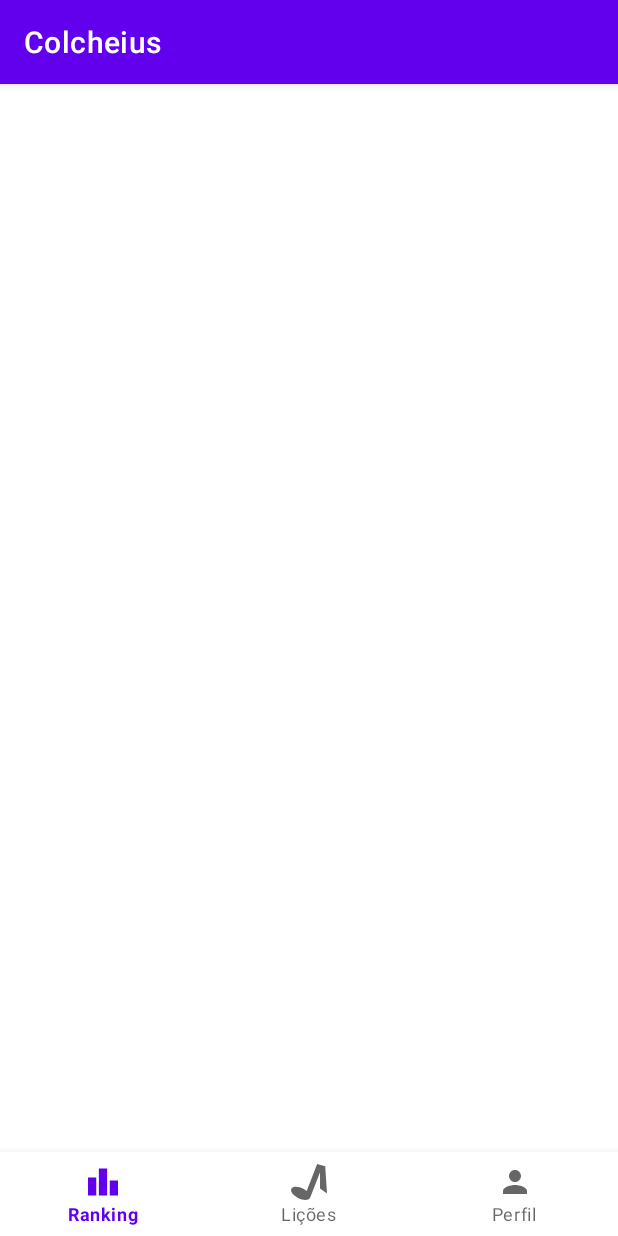
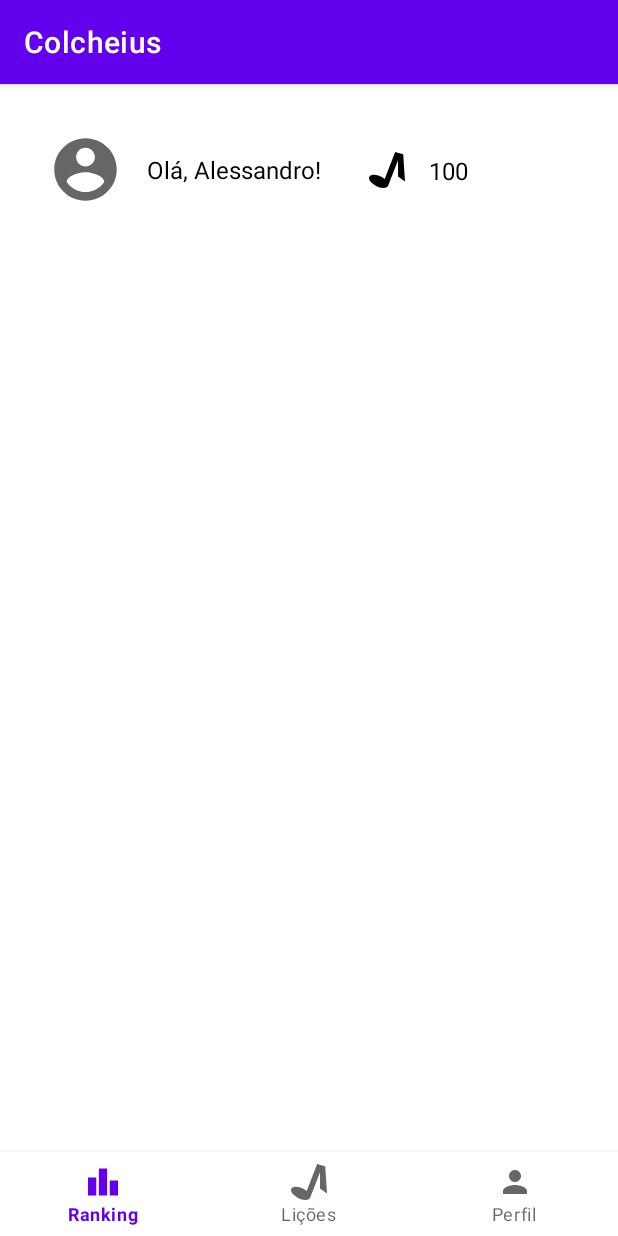
Before and after one commit to aledosreis/TCC-Colcheius, an Android app: the MainActivity screen opened directly, with no data from a screen before it, on a phone screen of 412 x 824 dp. Run offline under Robolectric (Android 15) with nearby library versions, the phone set to English and light mode, and no system bars.

Commit message:
criado tela de lições

```diff
--- a/app/build.gradle
+++ b/app/build.gradle
@@ -37,6 +37,7 @@ dependencies {
     implementation 'androidx.appcompat:appcompat:1.3.1'
     implementation 'com.google.android.material:material:1.4.0'
     implementation 'androidx.constraintlayout:constraintlayout:2.1.0'
+    implementation 'androidx.legacy:legacy-support-v4:1.0.0'
     testImplementation 'junit:junit:4.+'
     androidTestImplementation 'androidx.test.ext:junit:1.1.3'
     androidTestImplementation 'androidx.test.espresso:espresso-core:3.4.0'
--- /dev/null
+++ b/app/src/main/java/com/tcc/colcheius/LessonsFragment.kt
@@ -0,0 +1,55 @@
+package com.tcc.colcheius
+
+import android.os.Bundle
+import androidx.fragment.app.Fragment
+import android.view.LayoutInflater
+import android.view.View
+import android.view.ViewGroup
+// TODO: Rename parameter arguments, choose names that match
+// the fragment initialization parameters, e.g. ARG_ITEM_NUMBER
+private const val ARG_PARAM1 = "param1"
+private const val ARG_PARAM2 = "param2"
+
+/**
+ * A simple [Fragment] subclass.
+ * Use the [LessonsFragment.newInstance] factory method to
+ * create an instance of this fragment.
+ */
+class LessonsFragment : Fragment() {
+    // TODO: Rename and change types of parameters
+    private var param1: String? = null
+    private var param2: String? = null
+
+    override fun onCreate(savedInstanceState: Bundle?) {
+        super.onCreate(savedInstanceState)
+        arguments?.let {
+            param1 = it.getString(ARG_PARAM1)
+            param2 = it.getString(ARG_PARAM2)
+        }
+    }
+
+    override fun onCreateView(inflater: LayoutInflater, container: ViewGroup?,
+                              savedInstanceState: Bundle?): View? {
+        // Inflate the layout for this fragment
+        return inflater.inflate(R.layout.fragment_lessons, container, false)
+    }
+
+    companion object {
+        /**
+         * Use this factory method to create a new instance of
+         * this fragment using the provided parameters.
+         *
+         * @param param1 Parameter 1.
+         * @param param2 Parameter 2.
+         * @return A new instance of fragment LessonsFragment.
+         */
+        // TODO: Rename and change types and number of parameters
+        @JvmStatic fun newInstance(param1: String, param2: String) =
+                LessonsFragment().apply {
+                    arguments = Bundle().apply {
+                        putString(ARG_PARAM1, param1)
+                        putString(ARG_PARAM2, param2)
+                    }
+                }
+    }
+}
--- a/app/src/main/java/com/tcc/colcheius/MainActivity.kt
+++ b/app/src/main/java/com/tcc/colcheius/MainActivity.kt
@@ -7,5 +7,12 @@ class MainActivity : AppCompatActivity() {
     override fun onCreate(savedInstanceState: Bundle?) {
         super.onCreate(savedInstanceState)
         setContentView(R.layout.activity_main)
+
+        val lessonsFragment = LessonsFragment()
+
+        supportFragmentManager.beginTransaction().apply {
+            replace(R.id.container,lessonsFragment)
+            commit()
+        }
     }
 }
--- /dev/null
+++ b/app/src/main/res/layout/fragment_lessons.xml
@@ -0,0 +1,60 @@
+<?xml version="1.0" encoding="utf-8"?>
+<androidx.constraintlayout.widget.ConstraintLayout xmlns:android="http://schemas.android.com/apk/res/android"
+    xmlns:app="http://schemas.android.com/apk/res-auto"
+    xmlns:tools="http://schemas.android.com/tools"
+    android:layout_width="match_parent"
+    android:layout_height="match_parent"
+    tools:context=".LessonsFragment">
+
+    <ImageView
+        android:id="@+id/user_photo"
+        android:layout_width="50dp"
+        android:layout_height="50dp"
+        android:layout_margin="32dp"
+        android:src="@drawable/ic_account_circle"
+        app:layout_constraintStart_toStartOf="parent"
+        app:layout_constraintTop_toTopOf="parent" />
+
+    <com.google.android.material.textview.MaterialTextView
+        android:id="@+id/user_greetings"
+        android:layout_width="wrap_content"
+        android:layout_height="wrap_content"
+        android:layout_marginStart="16dp"
+        android:text="Olá, Alessandro!"
+        android:textColor="@color/black"
+        android:textSize="16sp"
+        app:layout_constraintBottom_toBottomOf="@id/user_photo"
+        app:layout_constraintStart_toEndOf="@id/user_photo"
+        app:layout_constraintTop_toTopOf="@id/user_photo" />
+
+    <ImageView
+        android:id="@+id/user_score_icon"
+        android:layout_width="wrap_content"
+        android:layout_height="wrap_content"
+        android:layout_marginStart="32dp"
+        android:src="@drawable/ic_lesson"
+        app:layout_constraintBottom_toBottomOf="@id/user_greetings"
+        app:layout_constraintStart_toEndOf="@id/user_greetings"
+        app:layout_constraintTop_toTopOf="@id/user_greetings" />
+
+    <TextView
+        android:id="@+id/user_core"
+        android:layout_width="wrap_content"
+        android:layout_height="wrap_content"
+        android:layout_marginStart="16dp"
+        android:text="100"
+        android:textColor="@color/black"
+        android:textSize="16sp"
+        app:layout_constraintBottom_toBottomOf="@id/user_score_icon"
+        app:layout_constraintStart_toEndOf="@id/user_score_icon"
+        app:layout_constraintTop_toTopOf="@id/user_score_icon" />
+
+    <androidx.recyclerview.widget.RecyclerView
+        android:id="@+id/lesson_list"
+        android:layout_width="match_parent"
+        android:layout_height="0dp"
+        android:layout_marginTop="8dp"
+        app:layout_constraintBottom_toBottomOf="parent"
+        app:layout_constraintTop_toBottomOf="@id/user_photo" />
+
+</androidx.constraintlayout.widget.ConstraintLayout>
```
